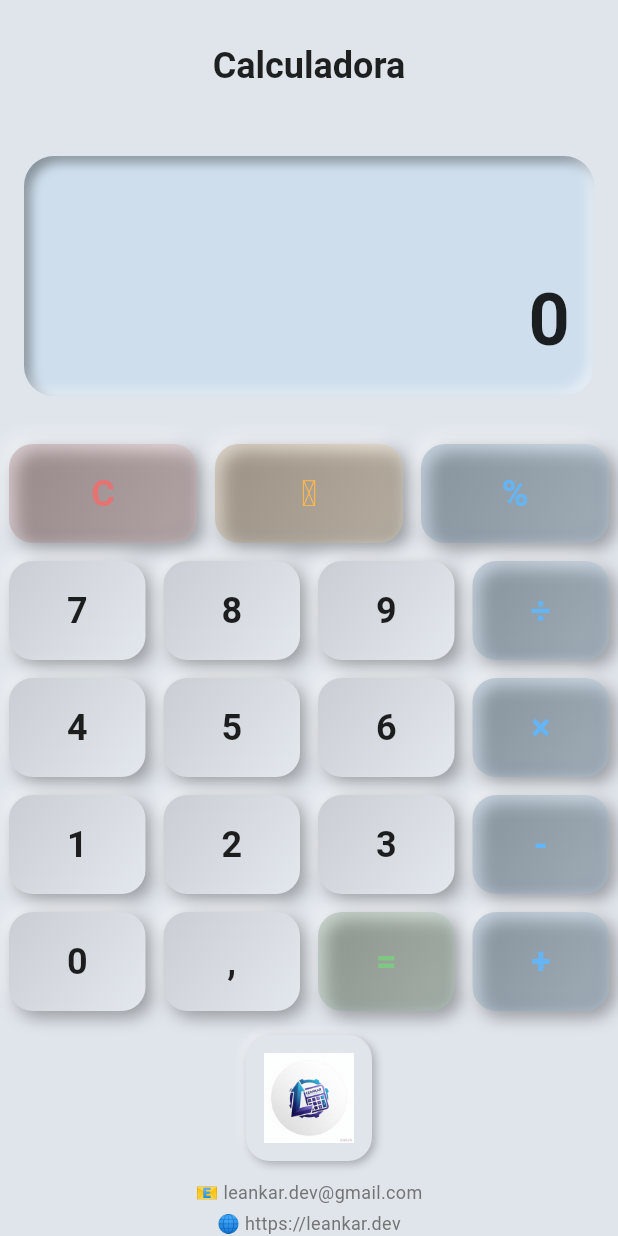
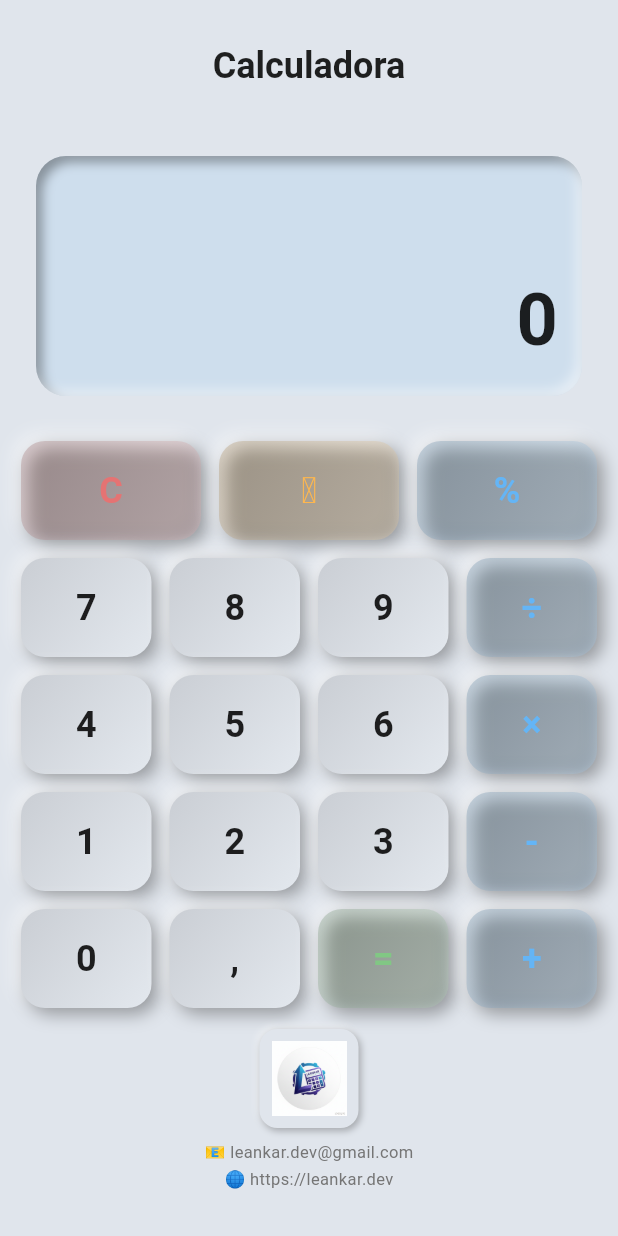
Before and after one commit to Leankar-dev/calculator_leankar, a Flutter app: the screen it shows after launch, on a phone screen of 412 x 824 dp. Run offline on Flutter 3.47's test engine with Material 3 defaults, Android fonts, the light colour scheme and no system bars; our stand-ins replace flutter_neumorphic_plus.

Commit message:
inclusão do safearea e SingleChildScrollView  no calculator_page.dart.

```diff
--- a/lib/pages/calculator_page.dart
+++ b/lib/pages/calculator_page.dart
@@ -114,17 +114,22 @@
         ),
         centerTitle: true,
       ),
-      body: KeyboardListener(
+      body: SafeArea(
+        child: KeyboardListener(
           focusNode: _focusNode,
           autofocus: true,
           onKeyEvent: _handleKeyEvent,
+          child: SingleChildScrollView(
+            child: Padding(
+              padding: const EdgeInsets.symmetric(horizontal: 8.0),
               child: Column(
+                mainAxisSize: MainAxisSize.min,
                 children: [
                   CalculatorDisplayWidget(
                     displayText: _controller.displayText,
                     expressionDisplay: _controller.expressionDisplay,
                   ),
-            const SizedBox(height: 10),
+                  const SizedBox(height: 8),
                   CalculatorKeypadWidget(
                     onClear: _controller.clearDisplay,
                     onBackspace: _controller.backspace,
@@ -134,49 +139,52 @@
                     onNumberPressed: _controller.appendNumber,
                     onOperationPressed: _controller.setOperationType,
                   ),
-            const SizedBox(height: 10),
-            Expanded(
-              child: SingleChildScrollView(
+                  const SizedBox(height: 8),
+                  // Footer com logo e informações de contato
+                  Padding(
+                    padding: const EdgeInsets.only(bottom: 8.0),
                     child: Column(
-                  mainAxisAlignment: MainAxisAlignment.center,
+                      mainAxisSize: MainAxisSize.min,
                       children: [
                         Neumorphic(
                           style: NeumorphicStyle(
                             shape: NeumorphicShape.flat,
                             boxShape: NeumorphicBoxShape.roundRect(
-                          BorderRadius.circular(16),
+                              BorderRadius.circular(12),
                             ),
-                        depth: 4,
+                            depth: 3,
                             intensity: 0.5,
                             color: NeumorphicTheme.baseColor(context),
                           ),
-                      padding: const EdgeInsets.all(12),
+                          padding: const EdgeInsets.all(8),
                           child: Image.asset(
                             'assets/images/logo.png',
-                        height: 60,
+                            height: 50,
                           ),
                         ),
-                    const SizedBox(height: 12),
+                        const SizedBox(height: 8),
                         Text(
                           '📧 leankar.dev@gmail.com',
                           style: TextStyle(
-                        fontSize: 12,
+                            fontSize: 11,
                             color: Colors.grey[600],
                           ),
                         ),
-                    const SizedBox(height: 4),
+                        const SizedBox(height: 2),
                         Text(
                           '🌐 https://leankar.dev',
                           style: TextStyle(
-                        fontSize: 12,
+                            fontSize: 11,
                             color: Colors.grey[600],
                           ),
                         ),
                       ],
                     ),
                   ),
+                ],
               ),
-          ],
+            ),
+          ),
         ),
       ),
     );
```
Also changed, not shown: lib/main.dart (+0 -47 lines). Lines whose indentation alone changed are shown as unchanged.
